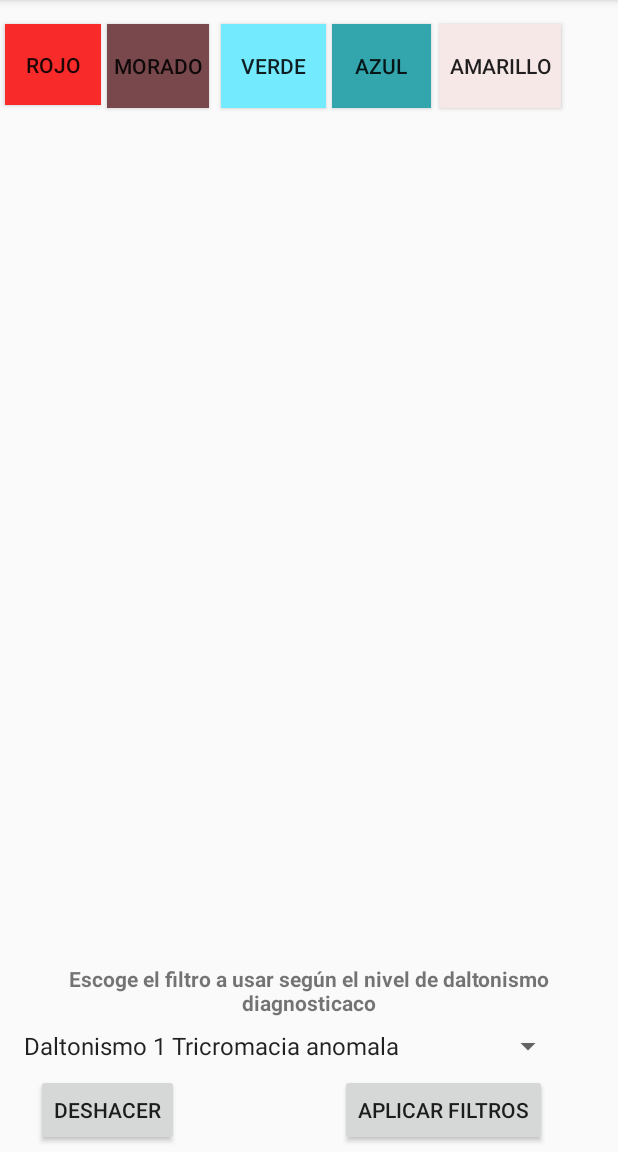
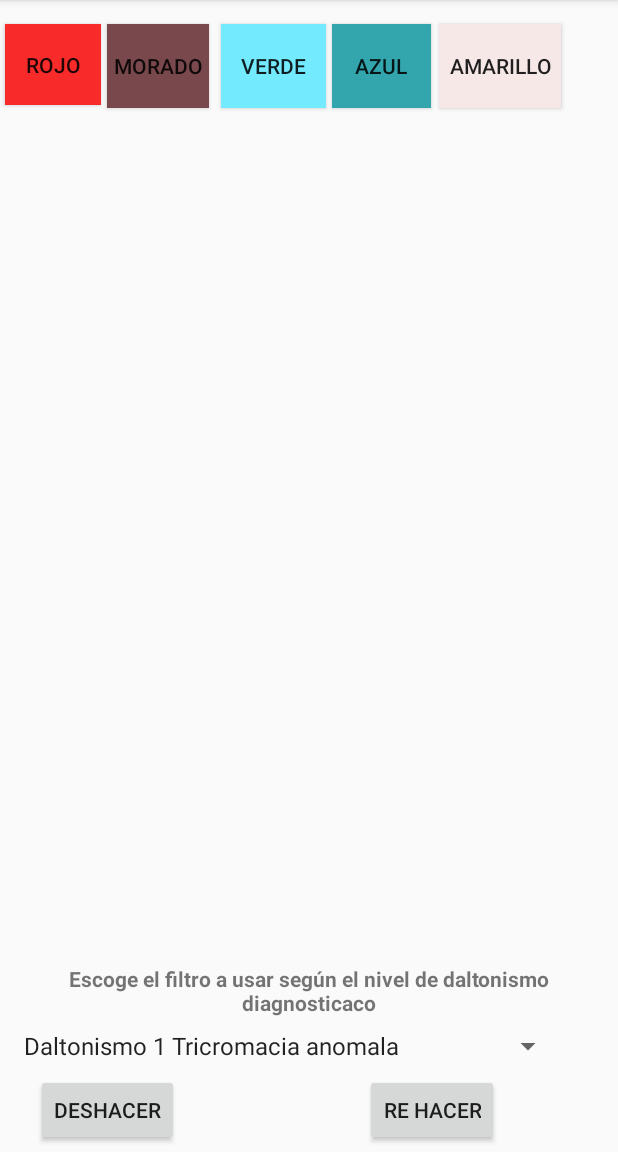
Before and after one commit to proyectos-savsolutions/daltoDesigner, an Android app: the frgAreaDibujo screen opened through its navigation route, after a tap on "DESHACER", on a phone screen of 412 x 824 dp, the part 84-1236 px from its top. Run offline under Robolectric (Android 15) with nearby library versions, the phone set to English and light mode, and no system bars.

Commit message:
Adición de las operaciones de deshacer y re hacer para que el usuario pueda ver si trabajo en orden en que lo creo

```diff
--- a/app/src/main/java/co/savsolutions/daltodesigner/CanvasView.kt
+++ b/app/src/main/java/co/savsolutions/daltodesigner/CanvasView.kt
@@ -26,6 +26,7 @@ class CanvasView @JvmOverloads constructor(
     }
 
     var indiceTramos : Int = 0
+    var maximoTramos : Int = 0
     var ancho : Int = 0
     var alto : Int = 0
 
@@ -98,6 +99,7 @@ class CanvasView @JvmOverloads constructor(
         //tramos.get(indiceTramos)!!.mPath.close()
 
         indiceTramos = indiceTramos + 1
+        maximoTramos = maximoTramos + 1
 
         val nuevoTramo:tramo = tramo()
         nuevoTramo.mPaint = Paint()
@@ -148,10 +150,28 @@ class CanvasView @JvmOverloads constructor(
         }
     }
 
+     fun deshacer()
+    {
+        if (maximoTramos >= 0) {
+            maximoTramos = maximoTramos - 1
+        }
+        invalidate()
+    }
+
+    fun rehacer()
+    {
+        if (maximoTramos + 1 <= indiceTramos) {
+            maximoTramos = maximoTramos + 1
+        }
+        invalidate()
+    }
+
+
     fun clearCanvas()
     {
         tramos.get(indiceTramos)!!.mPath.reset()
         tramosNaturales.get(indiceTramos)!!.mPath.reset()
+
         invalidate()
     }
 
@@ -197,12 +217,12 @@ class CanvasView @JvmOverloads constructor(
         {
             0 ->
             // Dibujar todos los tramos que se han creado hasta el momento
-            for (i in 0 .. indiceTramos ) {
+            for (i in 0 .. maximoTramos ) {
                 canvas?.drawPath(tramos.get(i)!!.mPath, tramos.get(i)!!.mPaint)
             }
             1 ->
                 // Dibujar todos los tramos que se han creado hasta el momento usando los colores considerados comunes
-                for (i in 0 .. indiceTramos ) {
+                for (i in 0 .. maximoTramos ) {
                     canvas?.drawPath(tramosNaturales.get(i)!!.mPath, tramosNaturales.get(i)!!.mPaint)
                 }
         }
--- a/app/src/main/java/co/savsolutions/daltodesigner/frgAreaDibujo.kt
+++ b/app/src/main/java/co/savsolutions/daltodesigner/frgAreaDibujo.kt
@@ -73,15 +73,25 @@ class frgAreaDibujo : Fragment() {
 
 
         // Escucha para pasar a la vista de aplicar filtros
+        /*
         view?.findViewById<Button>(R.id.btnAplicarFiltros)?.setOnClickListener {
             // Navigate to the login destination
             view?.let { Navigation.findNavController(it).navigate(R.id.frgFiltrosColores2) }
         }
+        */
 
-        // Escucha para pasar a la vista de aplicar filtros
+        // Re hacer un dibujo ya hecho
+        view?.findViewById<Button>(R.id.btnRehacer)?.setOnClickListener {
+            // Navigate to the login destination
+            //cnvEspacioDibujoFlitro.clearCanvas()
+            cnvEspacioDibujoFlitro.rehacer()
+        }
+
+        // Deshacer el anteiror dibujo realizado
         view?.findViewById<Button>(R.id.btnLimpiarAreaDibujo)?.setOnClickListener {
             // Navigate to the login destination
-            cnvEspacioDibujoFlitro.clearCanvas()
+            //cnvEspacioDibujoFlitro.clearCanvas()
+            cnvEspacioDibujoFlitro.deshacer()
         }
 
         //PRIMER BOTON
--- a/app/src/main/res/layout/fragment_frg_area_dibujo.xml
+++ b/app/src/main/res/layout/fragment_frg_area_dibujo.xml
@@ -82,7 +82,7 @@
 
 
     <Button
-        android:id="@+id/btnAplicarFiltros"
+        android:id="@+id/btnRehacer"
         android:layout_width="wrap_content"
         android:layout_height="wrap_content"
         android:layout_marginStart="88dp"
@@ -90,7 +90,7 @@
         android:layout_marginEnd="8dp"
         android:layout_marginRight="8dp"
         android:layout_marginBottom="4dp"
-        android:text="@string/btnAplicarFiltros"
+        android:text="@string/btnReHacer"
         app:layout_constraintBottom_toBottomOf="parent"
         app:layout_constraintEnd_toEndOf="parent"
         app:layout_constraintHorizontal_bias="0.333"
--- a/app/src/main/res/values/strings.xml
+++ b/app/src/main/res/values/strings.xml
@@ -18,4 +18,5 @@
     <string name="txtColorAzul">AZUL</string>
     <string name="txtColorAmarillo">AMARILLO</string>
     <string name="btnDeshacer">Deshacer</string>
+    <string name="btnReHacer">Re hacer</string>
 </resources>
```
